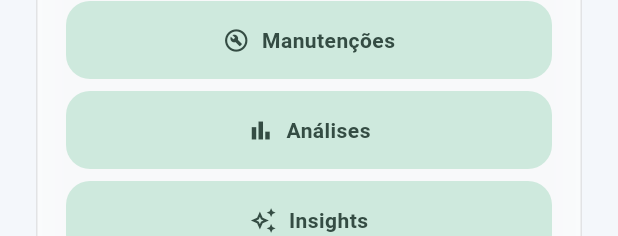
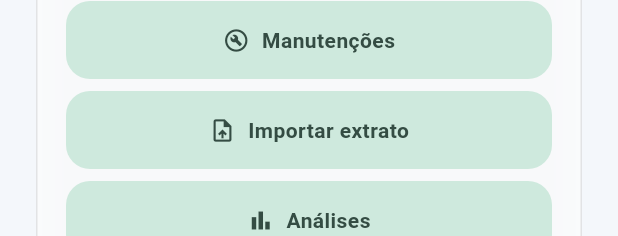
Before and after one commit to solerpedroo/driveflow, a Flutter app: the ProfileScreen widget shown alone on an empty page, opened directly, on a phone screen of 412 x 824 dp. Shown: the part 977-1213 px from the top of the screen. Run offline on Flutter 3.47's test engine with Material 3 defaults, Android fonts, the phone set to English and light mode, and no system bars; our stand-ins replace cached_network_image, connectivity_plus, dio, file_picker, fl_chart, flutter_hooks and 14 more; missing offline and left inert: google_mlkit_text_recognition; accounts and stored records are empty; network calls fail.

Commit message:
feat(profile): add import statement shortcut
Co-authored-by: Pedro Henrique Contardi Soler <pedrocsoler@hotmail.com>

```diff
--- a/lib/features/profile/presentation/screens/profile_screen.dart
+++ b/lib/features/profile/presentation/screens/profile_screen.dart
@@ -223,6 +223,12 @@ class ProfileScreen extends HookConsumerWidget {
                         context.push(AppRoutes.maintenanceHistory),
                     icon: const Icon(Icons.build_circle_outlined),
                     label: const Text('Manutenções'),
+                  ),
+                  const SizedBox(height: 8),
+                  FilledButton.tonalIcon(
+                    onPressed: () => context.push(AppRoutes.importStatement),
+                    icon: const Icon(Icons.upload_file_outlined),
+                    label: const Text('Importar extrato'),
                   ),
                   const SizedBox(height: 8),
                   FilledButton.tonalIcon(
```
